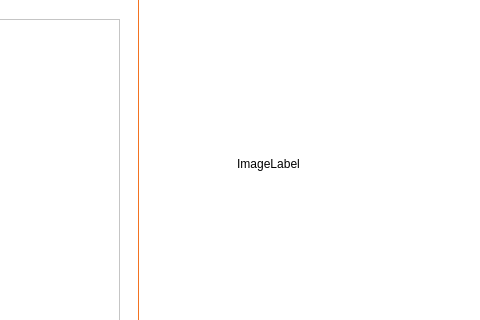
The window that cctv_36/mainwindow.ui (VEDA-ThirtySix/PAMS-client) describes before a commit, drawn with Qt 5; both pictures show x 572 to 1052 and y 142 to 462 of the 1052 by 564 pixel window.
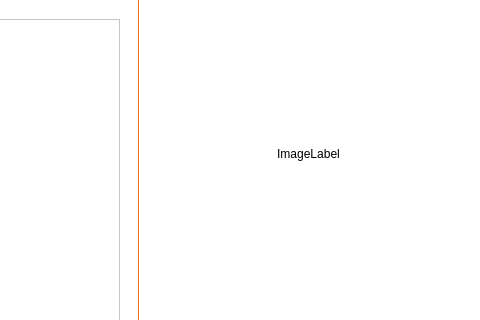
The same window after the commit. Icons and pictures are not drawn.

Commit message:
feat: DB테이블 헤더데이터 추가
- 이름 추가
- (차량번호) 기존에 존재
- 입차시간 추가
- 출차시간 추가
- 주차시간 추가

Diff of the .ui file:
```diff
--- a/cctv_36/mainwindow.ui
+++ b/cctv_36/mainwindow.ui
@@ -493,8 +493,8 @@
     <property name="geometry">
      <rect>
       <x>730</x>
-      <y>90</y>
-      <width>221</width>
+      <y>80</y>
+      <width>301</width>
       <height>431</height>
      </rect>
     </property>
```
Left out of the diff: 18 changed lines with no effect on the pictures. The commit also changes 1 other file.
